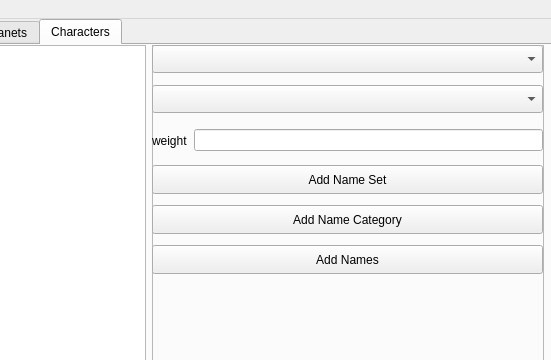
Above: mainwindow.ui from jasonjk192/nameListMaker before the change; both pictures show x 249 to 800 and y 0 to 360 of the 800 by 600 pixel window. Below: the same form after it.
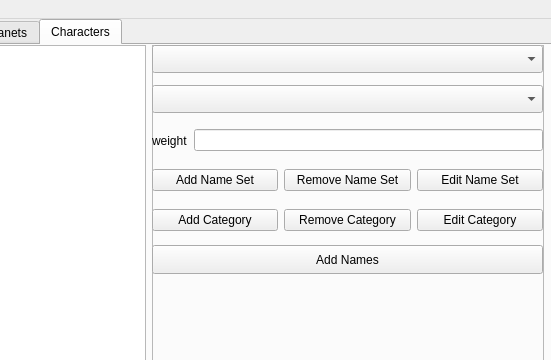
That is the form after the change. The open tabs and pages were chosen to show the change.

Patch:
```diff
--- a/mainwindow.ui
+++ b/mainwindow.ui
@@ -473,32 +473,6 @@
            </item>
           </layout>
          </widget>
-         <widget class="QPushButton" name="pushButton_character_add_name_set">
-          <property name="geometry">
-           <rect>
-            <x>0</x>
-            <y>120</y>
-            <width>391</width>
-            <height>29</height>
-           </rect>
-          </property>
-          <property name="text">
-           <string>Add Name Set</string>
-          </property>
-         </widget>
-         <widget class="QPushButton" name="pushButton_character_add_name_category">
-          <property name="geometry">
-           <rect>
-            <x>0</x>
-            <y>160</y>
-            <width>391</width>
-            <height>29</height>
-           </rect>
-          </property>
-          <property name="text">
-           <string>Add Name Category</string>
-          </property>
-         </widget>
          <widget class="QPushButton" name="pushButton_character_add_names">
           <property name="geometry">
            <rect>
@@ -512,6 +486,72 @@
            <string>Add Names</string>
           </property>
          </widget>
+         <widget class="QWidget" name="horizontalLayoutWidget_8">
+          <property name="geometry">
+           <rect>
+            <x>0</x>
+            <y>120</y>
+            <width>391</width>
+            <height>31</height>
+           </rect>
+          </property>
+          <layout class="QHBoxLayout" name="horizontalLayout_button_character_name_set">
+           <item>
+            <widget class="QPushButton" name="pushButton_character_add_name_set">
+             <property name="text">
+              <string>Add Name Set</string>
+             </property>
+            </widget>
+           </item>
+           <item>
+            <widget class="QPushButton" name="pushButton_character_remove_name_set">
+             <property name="text">
+              <string>Remove Name Set</string>
+             </property>
+            </widget>
+           </item>
+           <item>
+            <widget class="QPushButton" name="pushButton_character_edit_name_set">
+             <property name="text">
+              <string>Edit Name Set</string>
+             </property>
+            </widget>
+           </item>
+          </layout>
+         </widget>
+         <widget class="QWidget" name="horizontalLayoutWidget_9">
+          <property name="geometry">
+           <rect>
+            <x>0</x>
+            <y>160</y>
+            <width>391</width>
+            <height>31</height>
+           </rect>
+          </property>
+          <layout class="QHBoxLayout" name="horizontalLayout_button_character_name_categories">
+           <item>
+            <widget class="QPushButton" name="pushButton_character_add_name_category">
+             <property name="text">
+              <string>Add Category</string>
+             </property>
+            </widget>
+           </item>
+           <item>
+            <widget class="QPushButton" name="pushButton_character_remove_name_category">
+             <property name="text">
+              <string>Remove Category</string>
+             </property>
+            </widget>
+           </item>
+           <item>
+            <widget class="QPushButton" name="pushButton_character_edit_name_category">
+             <property name="text">
+              <string>Edit Category</string>
+             </property>
+            </widget>
+           </item>
+          </layout>
+         </widget>
         </widget>
        </item>
       </layout>
```
Left out of the diff: 124 changed lines with no effect on the pictures.
